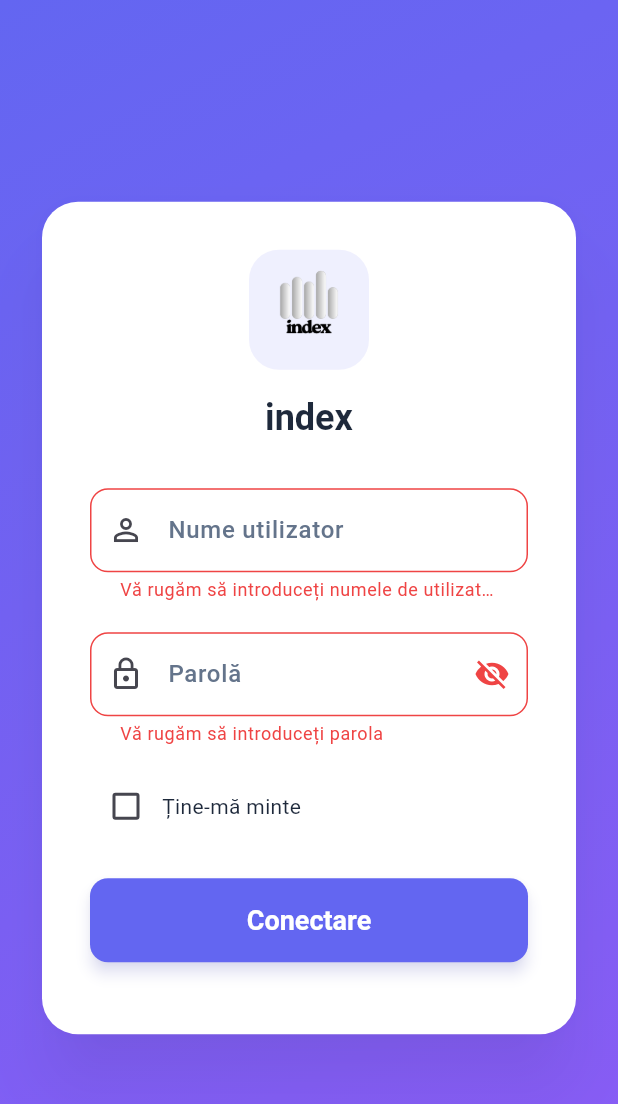
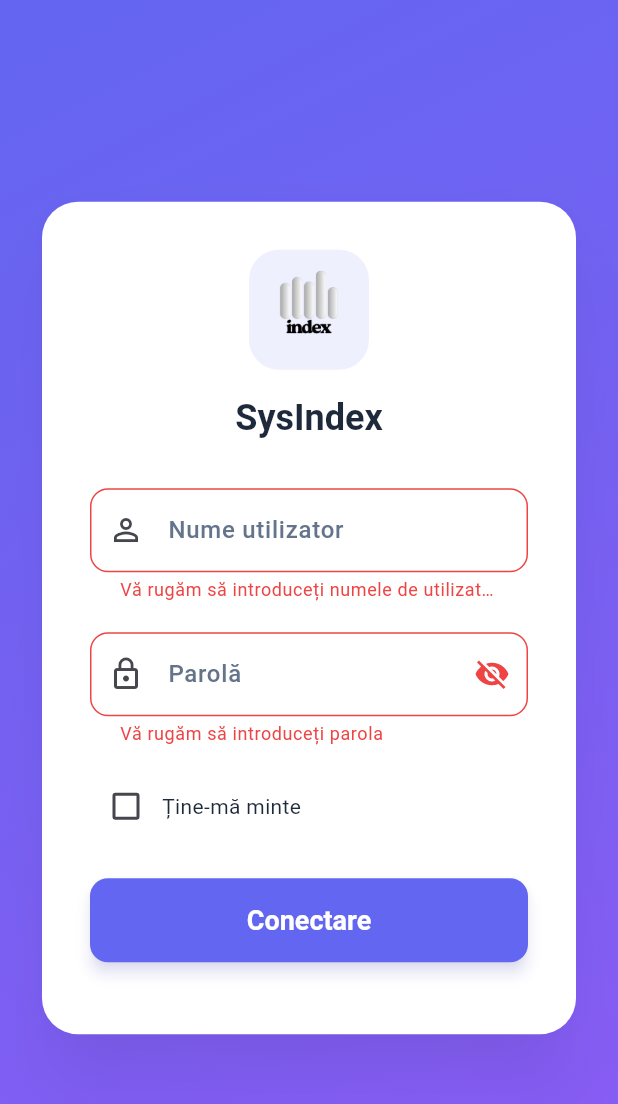
Before and after one commit to gabibere/AppIndex, a Flutter app: the screen it shows after launch, after a tap on "Conectare", on a phone screen of 412 x 824 dp. Shown: the top 1104 px of the screen. Run offline on Flutter 3.47's test engine with Material 3 defaults, Android fonts, the phone set to English and light mode, and no system bars; our stand-ins replace device_info_plus, dio, flutter_secure_storage, geocoding, geolocator, permission_handler and 1 more; missing offline and left inert: encrypt; accounts and stored records are empty; statements that could not run were skipped.

Commit message:
Update app name to 'SysIndex' and remove tagline from splash screen for improved branding consistency.

```diff
--- a/assets/l10n/ro.json
+++ b/assets/l10n/ro.json
@@ -1,6 +1,6 @@
 {
   "app": {
-    "name": "index",
+    "name": "SysIndex",
     "tagline": "Soluția ta de management imobiliar",
     "loading": "Se încarcă..."
   },
--- a/lib/config/app_config.dart
+++ b/lib/config/app_config.dart
@@ -1,6 +1,6 @@
 class AppConfig {
   // App Information
-  static const String appName = 'AppIndex';
+  static const String appName = 'SysIndex';
   static const String appVersion = '1.0.0';
 
   // Colors - Modern Color Palette
--- a/lib/screens/splash_screen.dart
+++ b/lib/screens/splash_screen.dart
@@ -234,18 +234,6 @@ class _SplashScreenState extends State<SplashScreen>
                                         letterSpacing: 2.0,
                                       ),
                                     ),
-                                    const SizedBox(height: 12),
-                                    Text(
-                                      LocalizationService.getString(
-                                          'app.tagline'),
-                                      style: TextStyle(
-                                        fontSize: 18,
-                                        fontWeight: FontWeight.w500,
-                                        color: Colors.white
-                                            .withValues(alpha: 0.95),
-                                        letterSpacing: 0.8,
-                                      ),
-                                    ),
                                   ],
                                 ),
                               ),
```
